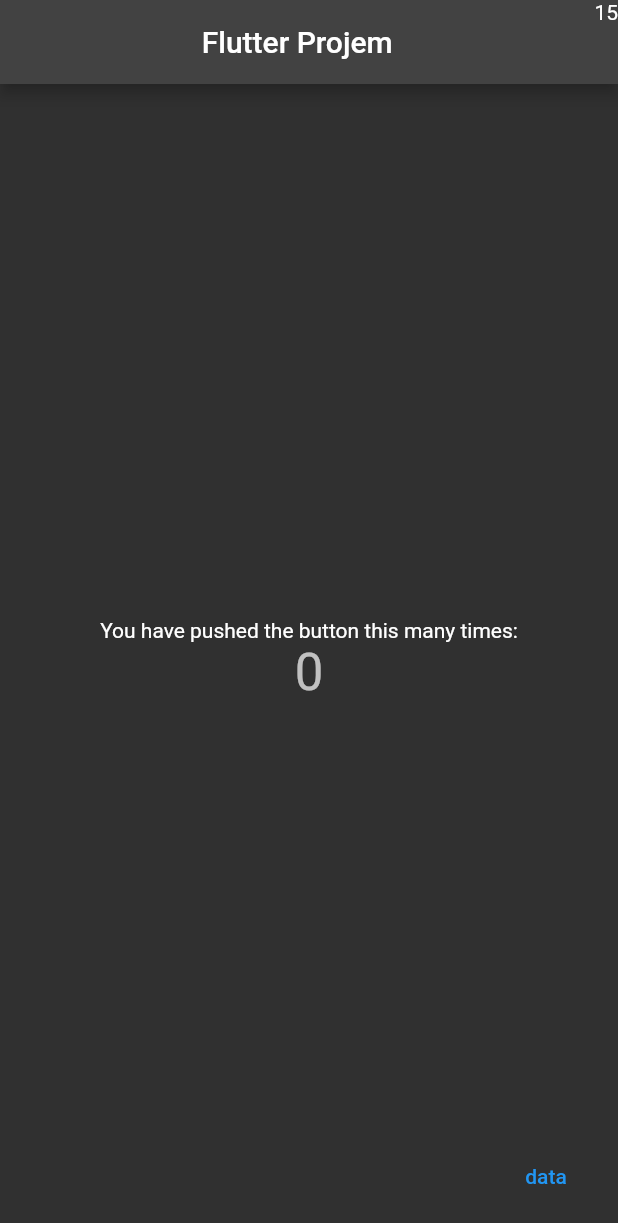
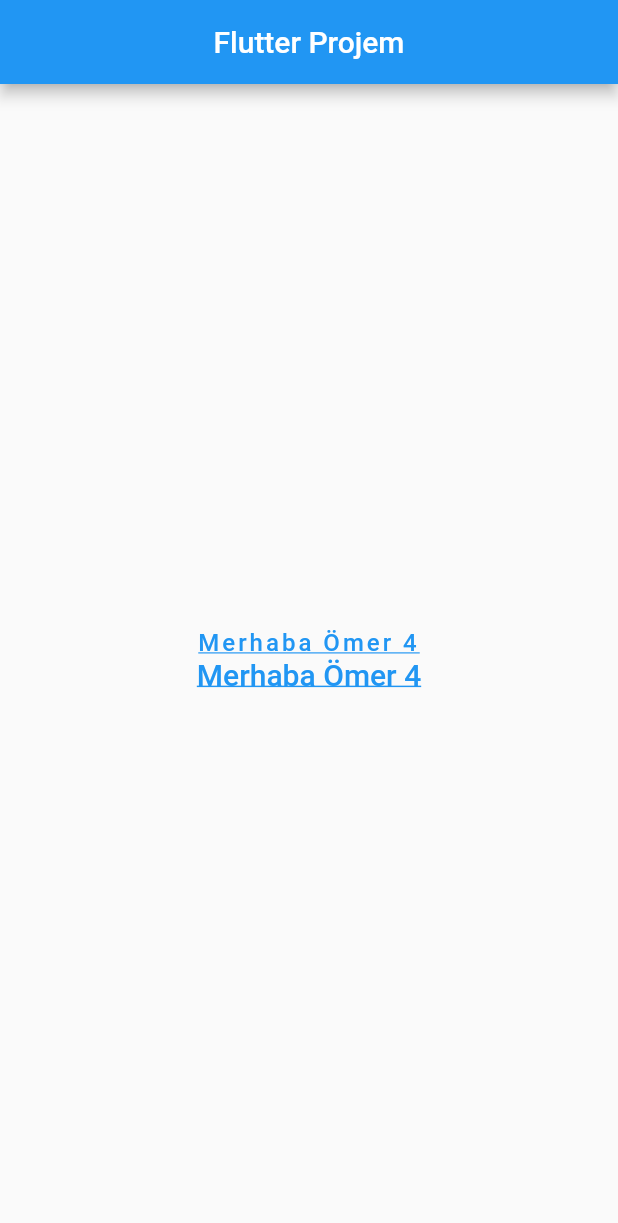
Before and after one commit to omeryilmaz2K/Flutter-Full-Learn, a Flutter app: the screen it shows after launch, on a phone screen of 412 x 824 dp. Shown: the top 1223 px of the screen. Run offline on Flutter 3.47's test engine with Material 2 defaults, Android fonts, the phone set to English and light mode, and no system bars.

Commit message:
101 seviyesinde text_learn_view çalışması gerçekleştirildi.

```diff
--- /dev/null
+++ b/lib/101/text_learn_view.dart
@@ -0,0 +1,61 @@
+import 'package:flutter/material.dart';
+
+class TextLearnView extends StatelessWidget {
+  TextLearnView({super.key});
+
+  final ProjectKeys keys = ProjectKeys();
+  final String user = "Ömer";
+
+  @override
+  Widget build(BuildContext context) {
+    return Scaffold(
+      appBar: AppBar(
+        title: Text("Flutter Projem"),
+        centerTitle: true,
+      ),
+      body: Center(
+        child: Column(
+          mainAxisAlignment: MainAxisAlignment.center,
+          children: [
+            Text(
+              '${keys.welcomeText} $user ${user.length}',
+              style: ProjectStyles.welcomeStyle(),
+              maxLines: 2,
+              overflow: TextOverflow.ellipsis,
+              textAlign: TextAlign.center,
+            ),
+            Text(
+              '${keys.welcomeText} $user ${user.length}',
+              style: Theme.of(context).textTheme.headline6?.copyWith(
+                  color: ProjectColors.welcomeColor,
+                  decoration: TextDecoration.underline),
+              maxLines: 2,
+              overflow: TextOverflow.ellipsis,
+              textAlign: TextAlign.center,
+            ),
+          ],
+        ),
+      ),
+    );
+  }
+}
+
+class ProjectStyles {
+  static TextStyle welcomeStyle() {
+    return const TextStyle(
+        fontSize: 16,
+        fontWeight: FontWeight.w500,
+        letterSpacing: 2,
+        fontFamily: "",
+        decoration: TextDecoration.underline,
+        color: Colors.blue);
+  }
+}
+
+class ProjectColors {
+  static Color welcomeColor = Colors.blue;
+}
+
+class ProjectKeys {
+  final String welcomeText = "Merhaba";
+}
--- a/lib/main.dart
+++ b/lib/main.dart
@@ -1,4 +1,5 @@
 import 'package:flutter/material.dart';
+import 'package:flutter_full_learn/101/text_learn_view.dart';
 
 void main() {
   runApp(const MyApp());
@@ -10,61 +11,7 @@
   @override
   Widget build(BuildContext context) {
     return MaterialApp(
-      debugShowCheckedModeBanner: false,
-      title: 'Flutter Demo',
-      theme: ThemeData.dark(),
-      home: const MyHomePage(title: 'Flutter Projem', money: 15),
+      home: TextLearnView(),
     );
   }
 }
-
-class MyHomePage extends StatefulWidget {
-  const MyHomePage({super.key, required this.title, required this.money});
-
-  final String title;
-  final int money;
-
-  @override
-  State<MyHomePage> createState() => _MyHomePageState();
-}
-
-class _MyHomePageState extends State<MyHomePage> {
-  int _counter = 0;
-
-  void _incrementCounter() {
-    setState(() {
-      _counter++;
-    });
-  }
-
-  @override
-  Widget build(BuildContext context) {
-    return Scaffold(
-      appBar: AppBar(
-        title: Center(child: Text(widget.title)),
-        actions: [Text(widget.money.toString())],
-      ),
-      body: Center(
-        child: Column(
-          mainAxisAlignment: MainAxisAlignment.center,
-          children: <Widget>[
-            const Text(
-              'You have pushed the button this many times:',
-            ),
-            Text(
-              '$_counter',
-              style: Theme.of(context).textTheme.headline4,
-            ),
-          ],
-        ),
-      ),
-      floatingActionButton: TextButton(
-          onPressed: () {
-            setState(() {
-              _counter++;
-            });
-          },
-          child: Text("data")),
-    );
-  }
-}
```
